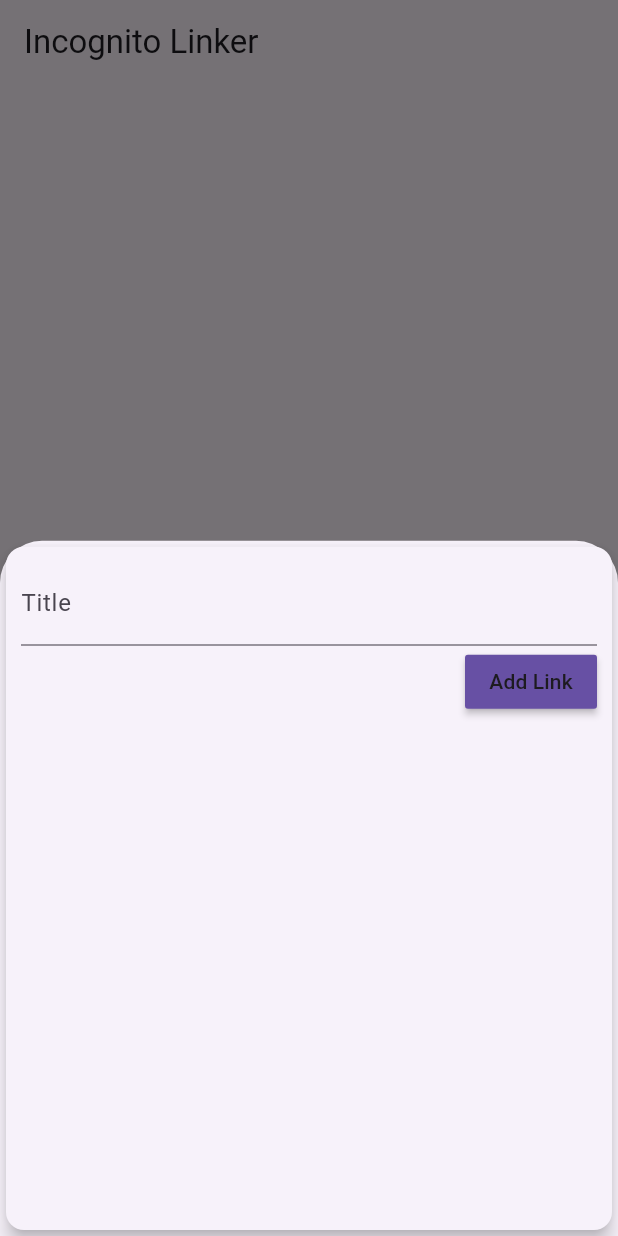
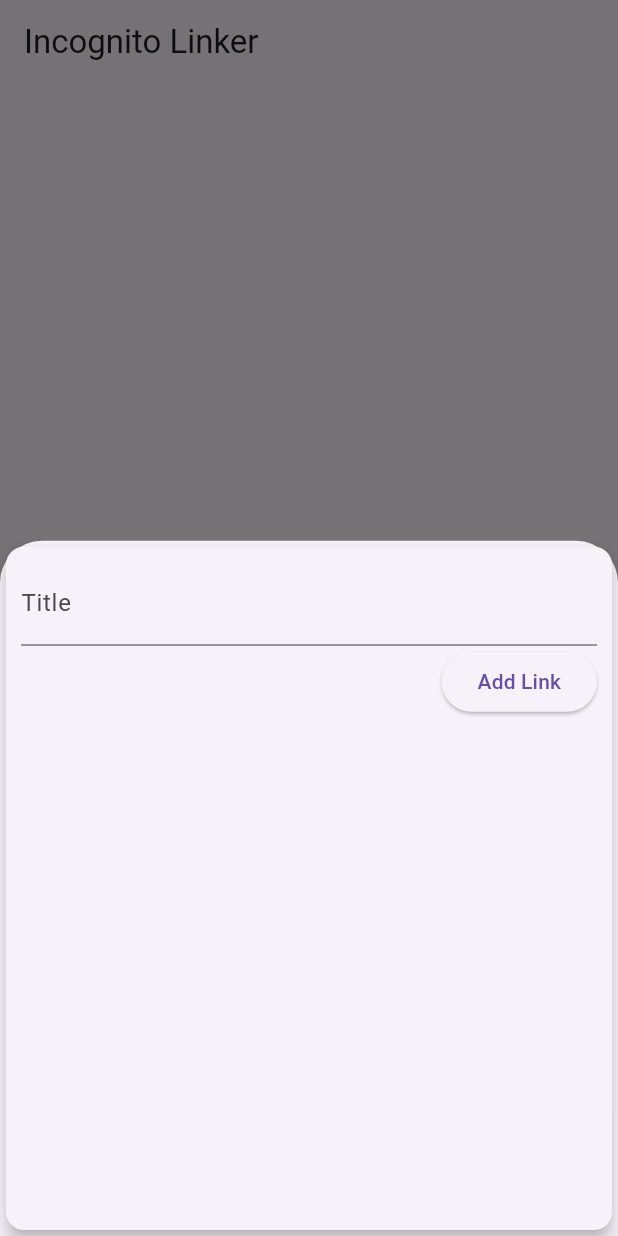
Before and after one commit to bertonha/incognito_linker, a Flutter app: the screen it shows after launch, after a tap on the "add" icon, on a phone screen of 412 x 824 dp. Run offline on Flutter 3.47's test engine with Material 3 defaults, Android fonts, the light colour scheme and no system bars.

Commit message:
Update to flutter >=3.4

```diff
--- a/lib/main.dart
+++ b/lib/main.dart
@@ -3,7 +3,9 @@ import 'package:flutter/material.dart';
 import 'widgets/link_card.dart';
 import 'widgets/new_link.dart';
 
-void main() => runApp(MyApp());
+void main() {
+  runApp(MyApp());
+}
 
 class MyApp extends StatelessWidget {
   @override
@@ -19,7 +21,7 @@ class MyApp extends StatelessWidget {
 }
 
 class MyHomePage extends StatefulWidget {
-  MyHomePage({Key key, this.title}) : super(key: key);
+  const MyHomePage({super.key, required this.title});
   final String title;
 
   @override
--- a/lib/widgets/new_link.dart
+++ b/lib/widgets/new_link.dart
@@ -40,10 +40,8 @@ class _NewLinkState extends State<NewLink> {
               decoration: InputDecoration(labelText: "Title"),
               onSubmitted: (_) => _submitData(),
             ),
-            RaisedButton(
+            ElevatedButton(
               child: Text("Add Link"),
-              color: Theme.of(context).primaryColor,
-              textColor: Theme.of(context).textTheme.button.color,
               onPressed: _submitData,
             )
           ],
--- a/pubspec.yaml
+++ b/pubspec.yaml
@@ -14,7 +14,7 @@ description: A new Flutter project.
 version: 1.0.0+1
 
 environment:
-  sdk: ">=2.7.0 <3.0.0"
+  sdk: ">=3.4.0 <4.0.0"
 
 dependencies:
   flutter:
@@ -22,7 +22,7 @@ dependencies:
 
   # The following adds the Cupertino Icons font to your application.
   # Use with the CupertinoIcons class for iOS style icons.
-  cupertino_icons: ^0.1.2
+  cupertino_icons: ^1.0.8
 
 dev_dependencies:
   flutter_test:
```
Also changed, not shown: pubspec.lock.
